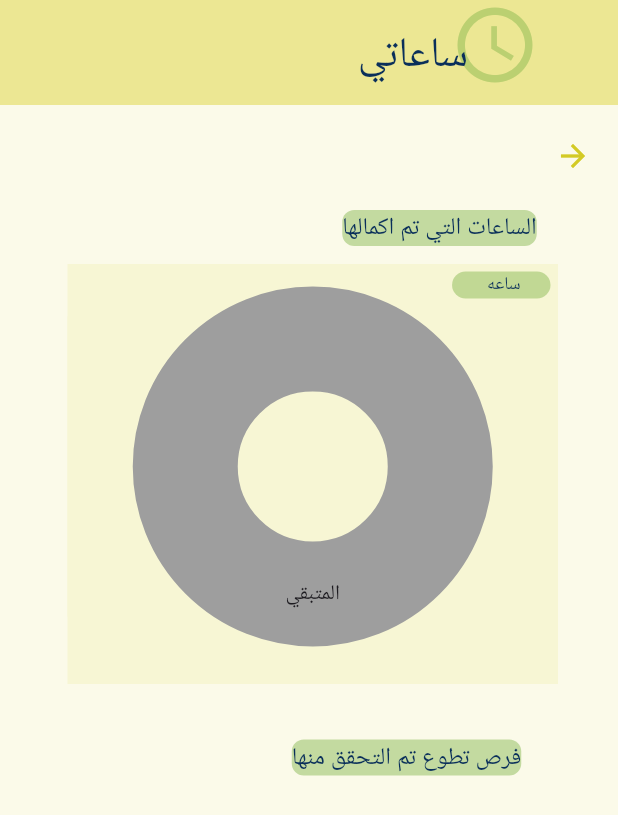
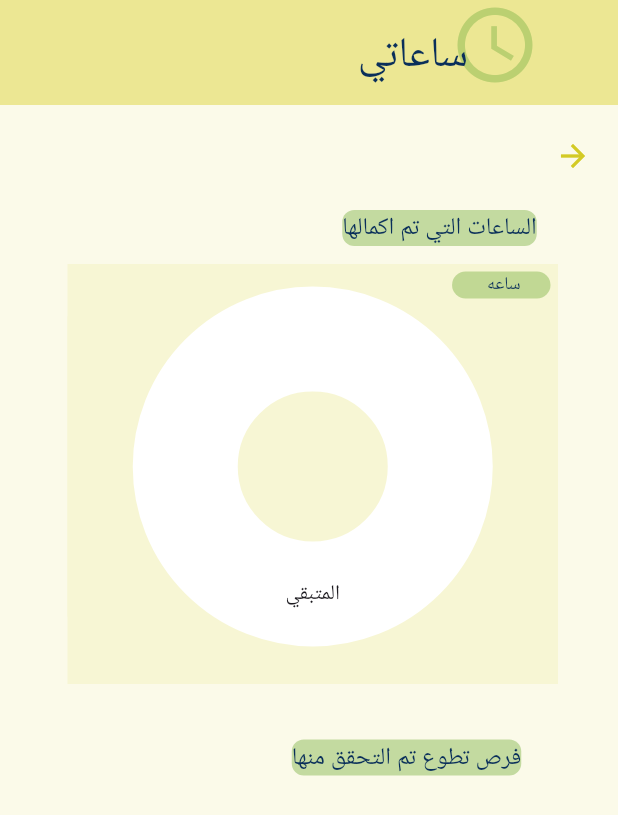
Before and after one commit to Tatwaei/TATWAEI, a Flutter app: the StudentMyhours screen opened directly, on a phone screen of 412 x 824 dp. Shown: the top 815 px of the screen. Run offline on Flutter 3.47's test engine with Material 3 defaults, Android fonts, the phone set to English and light mode, and no system bars; drawn by our look-alikes of fl_chart; our stand-ins replace cloud_firestore, firebase_auth, firebase_core, firebase_storage, font_awesome_flutter, image_picker; accounts and stored records are empty.

Commit message:
updated pie

```diff
--- a/lib/StudentMyhours.dart
+++ b/lib/StudentMyhours.dart
@@ -301,17 +301,20 @@ class _StudentMyhours extends State<StudentMyhours> {
                             sections: [
                               PieChartSectionData(
                                 color: Color.fromARGB(115, 127, 179, 71),
-                                value: hours / 40 * 100,
+                                value: (hours >= 40) ? 100 : (hours / 40 * 100),
                                 title:
-                                    '${(hours / 40 * 100).toStringAsFixed(2)}%', // Display percentage
+                                    '${(hours >= 40) ? 100 : (hours / 40 * 100).toStringAsFixed(2)}%', // Display percentage
+
                                 radius: 70,
                                 titleStyle: TextStyle(
                                   fontSize: 16,
                                 ),
                               ),
                               PieChartSectionData(
-                                color: Colors.grey,
-                                value: 100 - (hours / 40 * 100),
+                                color: Colors.white,
+                                value: (hours >= 40)
+                                    ? 0
+                                    : (100 - (hours / 40 * 100)),
                                 title: 'المتبقي',
                                 radius: 70,
                               ),
```
